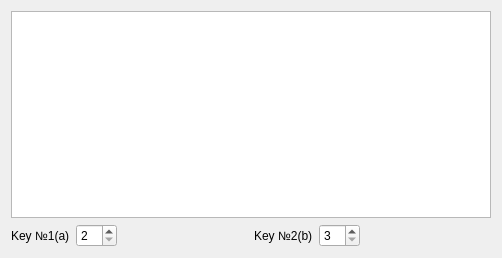
Qt form caesarafcipher.ui (smarttowel/crypto) before a commit.
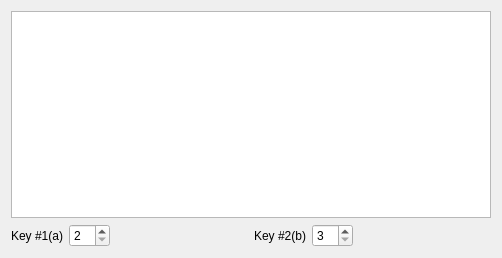
The same form after that commit.

What changed in the file:
```diff
--- a/caesarafcipher.ui
+++ b/caesarafcipher.ui
@@ -24,7 +24,7 @@
        <item>
         <widget class="QLabel" name="label">
          <property name="text">
-          <string>Key №1(a)</string>
+          <string>Key #1(a)</string>
          </property>
         </widget>
        </item>
@@ -51,7 +51,7 @@
        <item>
         <widget class="QLabel" name="label_2">
          <property name="text">
-          <string>Key №2(b)</string>
+          <string>Key #2(b)</string>
          </property>
         </widget>
        </item>
```
